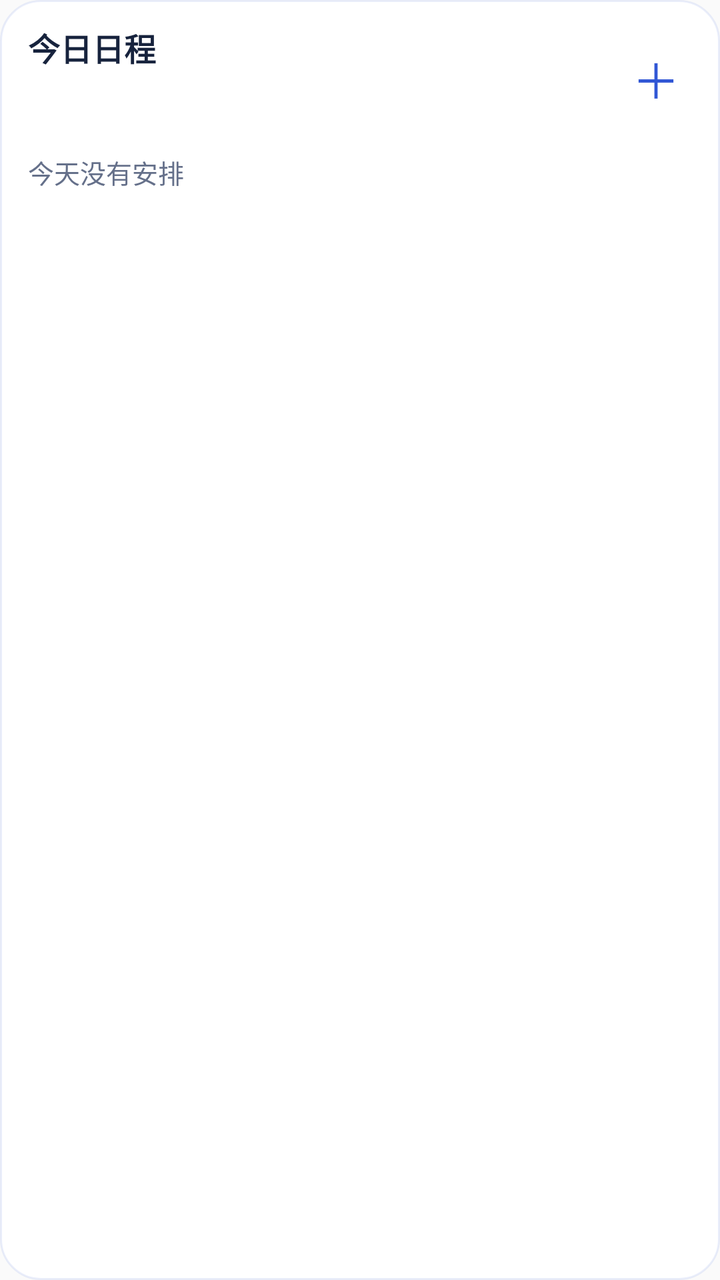
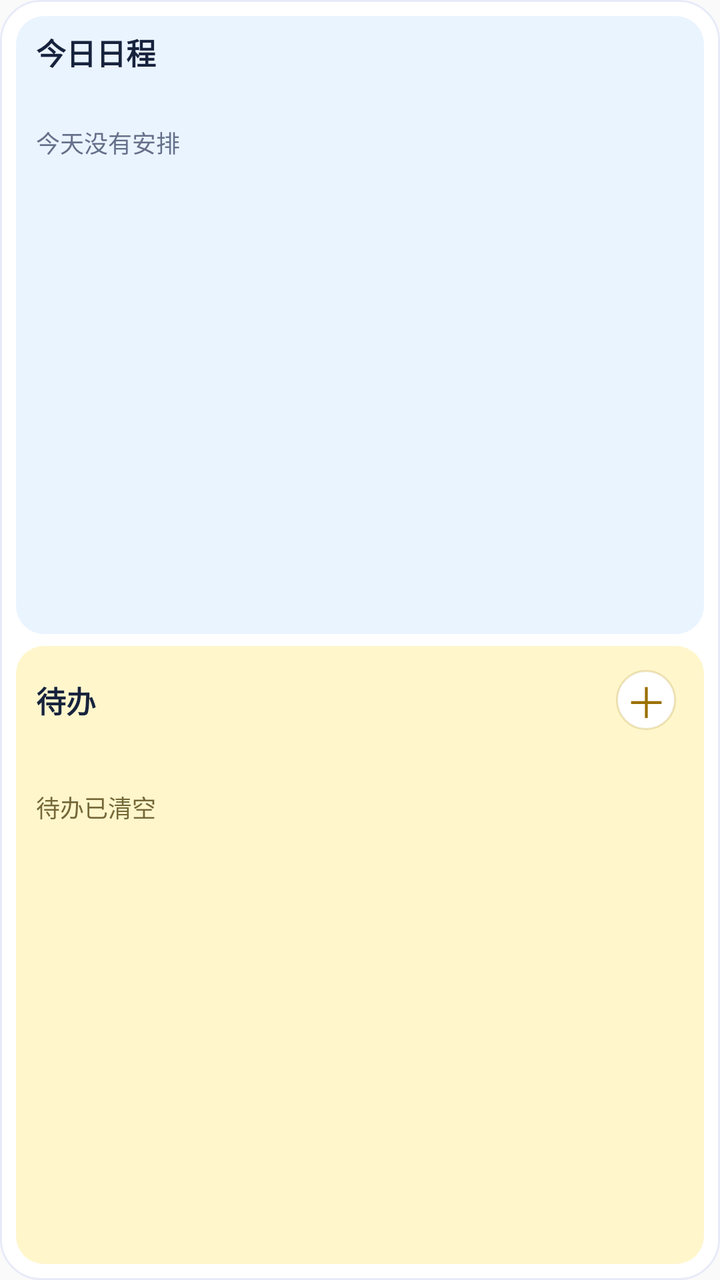

The first picture is an Android layout as it rendered before a commit; the second is the same layout after the commit. The layout source and the unified diff follow.
<!-- AndroidManifest.xml: application theme AppTheme -->
<!-- res/layout/widget_today_schedule.xml -->
<?xml version="1.0" encoding="utf-8"?>
<LinearLayout xmlns:android="http://schemas.android.com/apk/res/android"
    android:id="@+id/widget_root"
    android:layout_width="match_parent"
    android:layout_height="match_parent"
    android:orientation="vertical"
    android:background="@drawable/widget_background"
    android:clickable="true"
    android:focusable="true">
    <LinearLayout android:layout_width="match_parent" android:layout_height="wrap_content" android:gravity="center_vertical" android:orientation="horizontal">
        <LinearLayout android:layout_width="0dp" android:layout_height="wrap_content" android:layout_weight="1" android:orientation="vertical">
            <TextView android:id="@+id/widget_title" android:layout_width="wrap_content" android:layout_height="wrap_content" android:text="@string/widget_today_title" android:textColor="#FF17233D" android:textSize="16sp" android:textStyle="bold" />
            <TextView android:id="@+id/widget_date" android:layout_width="wrap_content" android:layout_height="wrap_content" android:textColor="#FF65708A" android:textSize="12sp" />
            <TextView android:id="@+id/widget_updated" android:layout_width="wrap_content" android:layout_height="wrap_content" android:textColor="#FF98A1B3" android:textSize="11sp" />
        </LinearLayout>
        <TextView android:id="@+id/widget_quick_entry" android:layout_width="36dp" android:layout_height="36dp" android:gravity="center" android:text="@string/widget_quick_entry_symbol" android:textColor="#FF3157D5" android:textSize="24sp" android:contentDescription="@string/widget_quick_entry" />
    </LinearLayout>
    <TextView android:id="@+id/widget_empty" android:layout_width="match_parent" android:layout_height="wrap_content" android:layout_marginTop="10dp" android:text="@string/widget_empty" android:textColor="#FF65708A" android:textSize="13sp" />
    <TextView android:id="@+id/widget_item_1" android:layout_width="match_parent" android:layout_height="wrap_content" android:layout_marginTop="8dp" android:ellipsize="end" android:maxLines="1" android:textColor="#FF17233D" android:textSize="13sp" />
    <TextView android:id="@+id/widget_item_2" android:layout_width="match_parent" android:layout_height="wrap_content" android:ellipsize="end" android:maxLines="1" android:textColor="#FF17233D" android:textSize="13sp" />
    <TextView android:id="@+id/widget_item_3" android:layout_width="match_parent" android:layout_height="wrap_content" android:ellipsize="end" android:maxLines="1" android:textColor="#FF17233D" android:textSize="13sp" />
    <TextView android:id="@+id/widget_item_4" android:layout_width="match_parent" android:layout_height="wrap_content" android:ellipsize="end" android:maxLines="1" android:textColor="#FF17233D" android:textSize="13sp" />
    <TextView android:id="@+id/widget_item_5" android:layout_width="match_parent" android:layout_height="wrap_content" android:ellipsize="end" android:maxLines="1" android:textColor="#FF17233D" android:textSize="13sp" />
</LinearLayout>
<!-- resources referenced by this layout -->
<resources>
  <!-- drawable widget_background (drawable) -->
  <?xml version="1.0" encoding="utf-8"?>
  <shape xmlns:android="http://schemas.android.com/apk/res/android" android:shape="rectangle">
      <solid android:color="#FFFFFFFF" />
      <corners android:radius="20dp" />
      <stroke android:width="1dp" android:color="#1A3157D5" />
      <padding android:left="14dp" android:top="12dp" android:right="14dp" android:bottom="12dp" />
  </shape>
  <string name="widget_empty">今天没有安排</string>
  <string name="widget_quick_entry">速记</string>
  <string name="widget_quick_entry_symbol">＋</string>
  <string name="widget_today_title">今日日程</string>
  <style name="AppTheme" parent="Theme.AppCompat.Light.DarkActionBar">
          
          <item name="colorPrimary">@color/colorPrimary</item>
          <item name="colorPrimaryDark">@color/colorPrimaryDark</item>
          <item name="colorAccent">@color/colorAccent</item>
      </style>
</resources>

<!-- the commit's change to res/layout/widget_today_schedule.xml (unified diff, before → after) -->
@@ -4,21 +4,194 @@
     android:layout_width="match_parent"
     android:layout_height="match_parent"
     android:orientation="vertical"
-    android:background="@drawable/widget_background"
-    android:clickable="true"
-    android:focusable="true">
-    <LinearLayout android:layout_width="match_parent" android:layout_height="wrap_content" android:gravity="center_vertical" android:orientation="horizontal">
-        <LinearLayout android:layout_width="0dp" android:layout_height="wrap_content" android:layout_weight="1" android:orientation="vertical">
-            <TextView android:id="@+id/widget_title" android:layout_width="wrap_content" android:layout_height="wrap_content" android:text="@string/widget_today_title" android:textColor="#FF17233D" android:textSize="16sp" android:textStyle="bold" />
-            <TextView android:id="@+id/widget_date" android:layout_width="wrap_content" android:layout_height="wrap_content" android:textColor="#FF65708A" android:textSize="12sp" />
-            <TextView android:id="@+id/widget_updated" android:layout_width="wrap_content" android:layout_height="wrap_content" android:textColor="#FF98A1B3" android:textSize="11sp" />
+    android:background="@drawable/widget_background">
+
+    <LinearLayout
+        android:id="@+id/widget_schedule_section"
+        android:layout_width="match_parent"
+        android:layout_height="0dp"
+        android:layout_weight="1"
+        android:orientation="vertical"
+        android:paddingStart="10dp"
+        android:paddingTop="7dp"
+        android:paddingEnd="10dp"
+        android:paddingBottom="6dp"
+        android:background="@drawable/widget_schedule_section_background"
+        android:clickable="true"
+        android:focusable="true"
+        android:contentDescription="@string/widget_open_today">
+
+        <LinearLayout
+            android:id="@+id/widget_schedule_header"
+            android:layout_width="match_parent"
+            android:layout_height="wrap_content"
+            android:gravity="center_vertical"
+            android:orientation="horizontal">
+
+            <TextView
+                android:id="@+id/widget_title"
+                android:layout_width="0dp"
+                android:layout_height="wrap_content"
+                android:layout_weight="1"
+                android:ellipsize="end"
+                android:maxLines="1"
+                android:text="@string/widget_today_title"
+                android:textColor="#FF17233D"
+                android:textSize="15sp"
+                android:textStyle="bold" />
+
+            <TextView
+                android:id="@+id/widget_date"
+                android:layout_width="wrap_content"
+                android:layout_height="wrap_content"
+                android:ellipsize="end"
+                android:maxLines="1"
+                android:textColor="#FF65708A"
+                android:textSize="10sp" />
         </LinearLayout>
-        <TextView android:id="@+id/widget_quick_entry" android:layout_width="36dp" android:layout_height="36dp" android:gravity="center" android:text="@string/widget_quick_entry_symbol" android:textColor="#FF3157D5" android:textSize="24sp" android:contentDescription="@string/widget_quick_entry" />
+
+        <TextView
+            android:id="@+id/widget_empty"
+            android:layout_width="match_parent"
+            android:layout_height="0dp"
+            android:layout_weight="1"
+            android:gravity="center_vertical"
+            android:ellipsize="end"
+            android:maxLines="2"
+            android:text="@string/widget_empty"
+            android:textColor="#FF65708A"
+            android:textSize="12sp" />
+
+        <TextView
+            android:id="@+id/widget_item_1"
+            android:layout_width="match_parent"
+            android:layout_height="0dp"
+            android:layout_weight="1"
+            android:gravity="center_vertical"
+            android:ellipsize="end"
+            android:includeFontPadding="false"
+            android:maxLines="1"
+            android:textColor="#FF17233D"
+            android:textSize="12sp" />
+
+        <TextView
+            android:id="@+id/widget_item_2"
+            android:layout_width="match_parent"
+            android:layout_height="0dp"
+            android:layout_weight="1"
+            android:gravity="center_vertical"
+            android:ellipsize="end"
+            android:includeFontPadding="false"
+            android:maxLines="1"
+            android:textColor="#FF17233D"
+            android:textSize="12sp" />
+
+        <TextView
+            android:id="@+id/widget_item_3"
+            android:layout_width="match_parent"
+            android:layout_height="0dp"
+            android:layout_weight="1"
+            android:gravity="center_vertical"
+            android:ellipsize="end"
+            android:includeFontPadding="false"
+            android:maxLines="1"
+            android:textColor="#FF17233D"
+            android:textSize="12sp" />
     </LinearLayout>
-    <TextView android:id="@+id/widget_empty" android:layout_width="match_parent" android:layout_height="wrap_content" android:layout_marginTop="10dp" android:text="@string/widget_empty" android:textColor="#FF65708A" android:textSize="13sp" />
-    <TextView android:id="@+id/widget_item_1" android:layout_width="match_parent" android:layout_height="wrap_content" android:layout_marginTop="8dp" android:ellipsize="end" android:maxLines="1" android:textColor="#FF17233D" android:textSize="13sp" />
-    <TextView android:id="@+id/widget_item_2" android:layout_width="match_parent" android:layout_height="wrap_content" android:ellipsize="end" android:maxLines="1" android:textColor="#FF17233D" android:textSize="13sp" />
-    <TextView android:id="@+id/widget_item_3" android:layout_width="match_parent" android:layout_height="wrap_content" android:ellipsize="end" android:maxLines="1" android:textColor="#FF17233D" android:textSize="13sp" />
-    <TextView android:id="@+id/widget_item_4" android:layout_width="match_parent" android:layout_height="wrap_content" android:ellipsize="end" android:maxLines="1" android:textColor="#FF17233D" android:textSize="13sp" />
-    <TextView android:id="@+id/widget_item_5" android:layout_width="match_parent" android:layout_height="wrap_content" android:ellipsize="end" android:maxLines="1" android:textColor="#FF17233D" android:textSize="13sp" />
+
+    <LinearLayout
+        android:id="@+id/widget_todo_section"
+        android:layout_width="match_parent"
+        android:layout_height="0dp"
+        android:layout_weight="1"
+        android:layout_marginTop="6dp"
+        android:orientation="vertical"
+        android:paddingStart="10dp"
+        android:paddingTop="5dp"
+        android:paddingEnd="7dp"
+        android:paddingBottom="6dp"
+        android:background="@drawable/widget_todo_section_background"
+        android:clickable="true"
+        android:focusable="true"
+        android:contentDescription="@string/widget_open_todos">
+
+        <LinearLayout
+            android:id="@+id/widget_todo_header"
+            android:layout_width="match_parent"
+            android:layout_height="wrap_content"
+            android:gravity="center_vertical"
+            android:orientation="horizontal">
+
+            <TextView
+                android:id="@+id/widget_todo_title"
+                android:layout_width="0dp"
+                android:layout_height="wrap_content"
+                android:layout_weight="1"
+                android:ellipsize="end"
+                android:maxLines="1"
+                android:text="@string/widget_todo_title"
+                android:textColor="#FF17233D"
+                android:textSize="15sp"
+                android:textStyle="bold" />
+
+            <TextView
+                android:id="@+id/widget_todo_add"
+                android:layout_width="44dp"
+                android:layout_height="44dp"
+                android:gravity="center"
+                android:background="@drawable/widget_add_background"
+                android:text="@string/widget_quick_entry_symbol"
+                android:textColor="#FF9A7100"
+                android:textSize="21sp"
+                android:contentDescription="@string/widget_todo_add" />
+        </LinearLayout>
+
+        <TextView
+            android:id="@+id/widget_todo_empty"
+            android:layout_width="match_parent"
+            android:layout_height="0dp"
+            android:layout_weight="1"
+            android:gravity="center_vertical"
+            android:ellipsize="end"
+            android:maxLines="2"
+            android:text="@string/widget_todo_empty"
+            android:textColor="#FF756838"
+            android:textSize="12sp" />
+
+        <TextView
+            android:id="@+id/widget_todo_item_1"
+            android:layout_width="match_parent"
+            android:layout_height="0dp"
+            android:layout_weight="1"
+            android:gravity="center_vertical"
+            android:ellipsize="end"
+            android:includeFontPadding="false"
+            android:maxLines="1"
+            android:textColor="#FF332D1B"
+            android:textSize="12sp" />
+
+        <TextView
+            android:id="@+id/widget_todo_item_2"
+            android:layout_width="match_parent"
+            android:layout_height="0dp"
+            android:layout_weight="1"
+            android:gravity="center_vertical"
+            android:ellipsize="end"
+            android:includeFontPadding="false"
+            android:maxLines="1"
+            android:textColor="#FF332D1B"
+            android:textSize="12sp" />
+
+        <TextView
+            android:id="@+id/widget_todo_item_3"
+            android:layout_width="match_parent"
+            android:layout_height="0dp"
+            android:layout_weight="1"
+            android:gravity="center_vertical"
+            android:ellipsize="end"
+            android:includeFontPadding="false"
+            android:maxLines="1"
+            android:textColor="#FF332D1B"
+            android:textSize="12sp" />
+    </LinearLayout>
 </LinearLayout>
<!-- resource entries referenced after the edit -->
@@ -1,17 +1,47 @@
 <!-- resources referenced by this layout -->
 <resources>
+  <!-- drawable widget_add_background (drawable) -->
+  <?xml version="1.0" encoding="utf-8"?>
+  <layer-list xmlns:android="http://schemas.android.com/apk/res/android">
+      <item
+          android:left="7dp"
+          android:top="7dp"
+          android:right="7dp"
+          android:bottom="7dp">
+          <shape android:shape="oval">
+              <solid android:color="#FFFFFFFF" />
+              <stroke android:width="1dp" android:color="#33A67C00" />
+          </shape>
+      </item>
+  </layer-list>
   <!-- drawable widget_background (drawable) -->
   <?xml version="1.0" encoding="utf-8"?>
   <shape xmlns:android="http://schemas.android.com/apk/res/android" android:shape="rectangle">
       <solid android:color="#FFFFFFFF" />
       <corners android:radius="20dp" />
       <stroke android:width="1dp" android:color="#1A3157D5" />
-      <padding android:left="14dp" android:top="12dp" android:right="14dp" android:bottom="12dp" />
+      <padding android:left="8dp" android:top="8dp" android:right="8dp" android:bottom="8dp" />
+  </shape>
+  <!-- drawable widget_schedule_section_background (drawable) -->
+  <?xml version="1.0" encoding="utf-8"?>
+  <shape xmlns:android="http://schemas.android.com/apk/res/android" android:shape="rectangle">
+      <solid android:color="#FFEAF4FF" />
+      <corners android:radius="14dp" />
+  </shape>
+  <!-- drawable widget_todo_section_background (drawable) -->
+  <?xml version="1.0" encoding="utf-8"?>
+  <shape xmlns:android="http://schemas.android.com/apk/res/android" android:shape="rectangle">
+      <solid android:color="#FFFFF6CC" />
+      <corners android:radius="14dp" />
   </shape>
   <string name="widget_empty">今天没有安排</string>
-  <string name="widget_quick_entry">速记</string>
+  <string name="widget_open_today">打开今天</string>
+  <string name="widget_open_todos">打开待办</string>
   <string name="widget_quick_entry_symbol">＋</string>
   <string name="widget_today_title">今日日程</string>
+  <string name="widget_todo_add">新增待办</string>
+  <string name="widget_todo_empty">待办已清空</string>
+  <string name="widget_todo_title">待办</string>
   <style name="AppTheme" parent="Theme.AppCompat.Light.DarkActionBar">
           
           <item name="colorPrimary">@color/colorPrimary</item>
